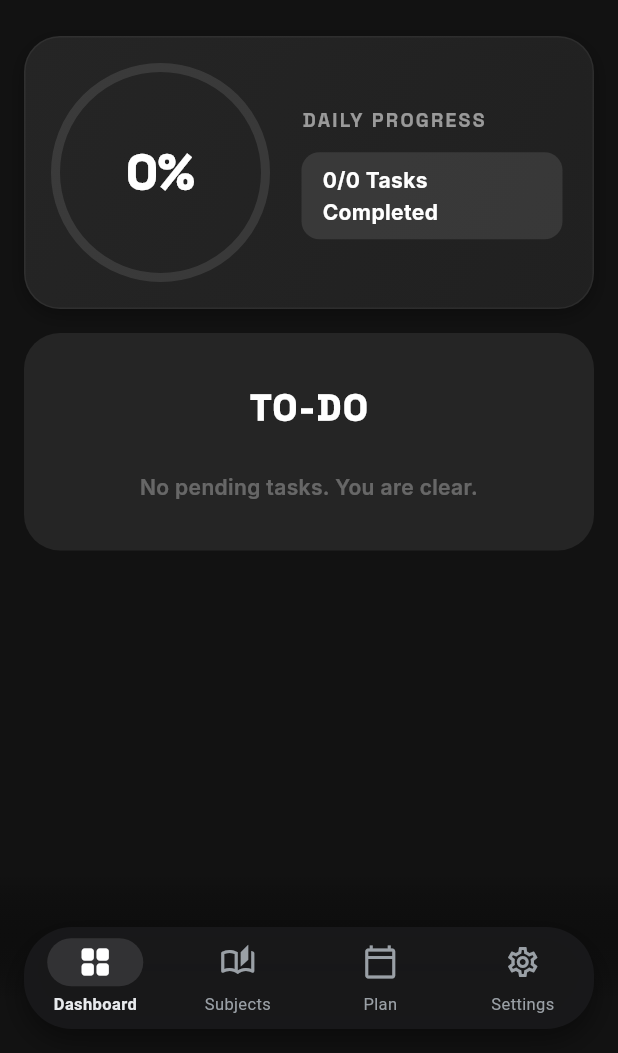
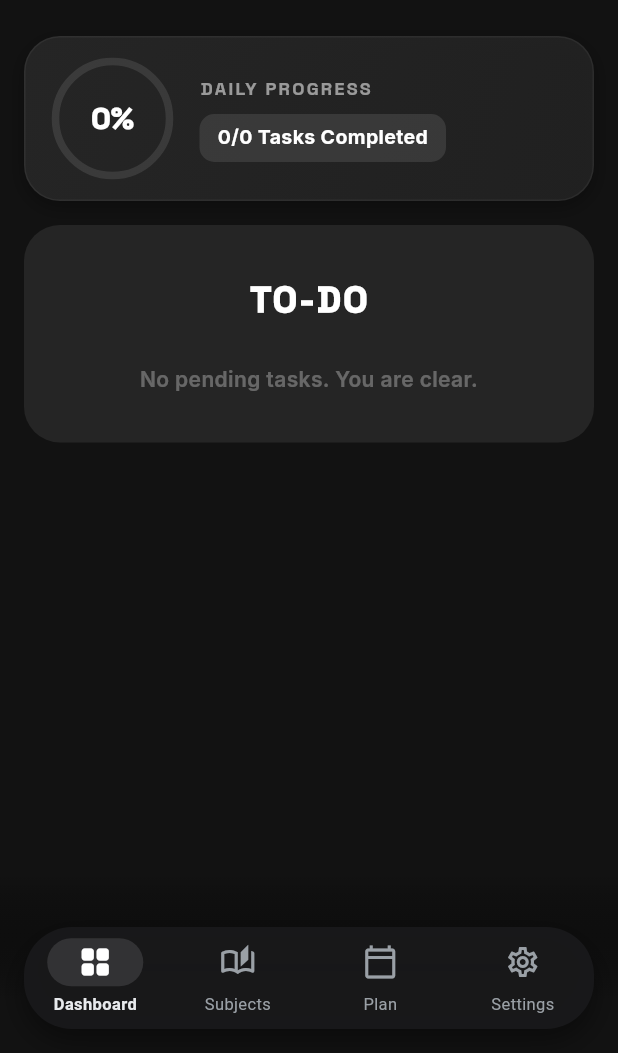
Before and after one commit to Shashankinfernape/Examinar, a Flutter app: the screen it shows after launch, on a phone screen of 412 x 824 dp, the part 183-1236 px from its top. Run offline on Flutter 3.47's test engine with Material 3 defaults, Android fonts, the phone set to English and light mode, and no system bars; our stand-ins replace fl_chart, flutter_animate, flutter_riverpod, go_router, google_fonts, image_picker and 3 more; accounts and stored records are empty; generated files the repository leaves out were written again.

Commit message:
style(ui): reduce overall progress tab and graph size

```diff
--- a/lib/features/course/presentation/screens/home_screen.dart
+++ b/lib/features/course/presentation/screens/home_screen.dart
@@ -188,7 +188,7 @@ FontWeight.w900, letterSpacing: 2.0),
   Widget _buildProgressWidget(int total, int completed) {
     double progress = total == 0 ? 0 : completed / total;
     return Container(
-      padding: const EdgeInsets.all(20),
+      padding: const EdgeInsets.symmetric(horizontal: 20, vertical: 16),
       decoration: BoxDecoration(
         gradient: LinearGradient(
           colors: [AppTheme.cardSurface, AppTheme.cardSurface.withOpacity(0.8)],
@@ -204,43 +204,43 @@ FontWeight.w900, letterSpacing: 2.0),
       child: Row(
         children: [
           SizedBox(
-            width: 140,
-            height: 140,
+            width: 76,
+            height: 76,
             child: Stack(
               alignment: Alignment.center,
               children: [
                 SizedBox.expand(
                   child: CircularProgressIndicator(
                     value: progress,
-                    strokeWidth: 6,
+                    strokeWidth: 5,
                     backgroundColor: Colors.white10,
                     color: Colors.white,
                     strokeCap: StrokeCap.round,
                   ),
                 ),
                 Padding(
-                  padding: const EdgeInsets.all(16.0),
+                  padding: const EdgeInsets.all(12.0),
                   child: FittedBox(
-                    child: Text('${(progress * 100).toInt()}%', style: GoogleFonts.spaceGrotesk(color: Colors.white, fontWeight: FontWeight.w900, fontSize: 32)),
+                    child: Text('${(progress * 100).toInt()}%', style: GoogleFonts.spaceGrotesk(color: Colors.white, fontWeight: FontWeight.w900, fontSize: 20)),
                   ),
                 ),
               ]
             )
           ),
-          const SizedBox(width: 24),
+          const SizedBox(width: 20),
           Expanded(
             child: Column(
               crossAxisAlignment: CrossAxisAlignment.start,
               children: [
-                Text('DAILY PROGRESS', style: GoogleFonts.spaceGrotesk(color: Colors.white54, fontSize: 13, fontWeight: FontWeight.w800, letterSpacing: 1.5)),
-                const SizedBox(height: 12),
+                Text('DAILY PROGRESS', style: GoogleFonts.spaceGrotesk(color: Colors.white54, fontSize: 12, fontWeight: FontWeight.w800, letterSpacing: 1.5)),
+                const SizedBox(height: 8),
                 Container(
-                  padding: const EdgeInsets.symmetric(horizontal: 14, vertical: 8),
+                  padding: const EdgeInsets.symmetric(horizontal: 12, vertical: 6),
                   decoration: BoxDecoration(
                     color: Colors.white.withOpacity(0.1),
-                    borderRadius: BorderRadius.circular(12)
+                    borderRadius: BorderRadius.circular(10)
                   ),
-                  child: Text('$completed/$total Tasks Completed', style: GoogleFonts.inter(color: Colors.white, fontSize: 14, fontWeight: FontWeight.w700)),
+                  child: Text('$completed/$total Tasks Completed', style: GoogleFonts.inter(color: Colors.white, fontSize: 13, fontWeight: FontWeight.w700)),
                 )
               ]
             )
```
